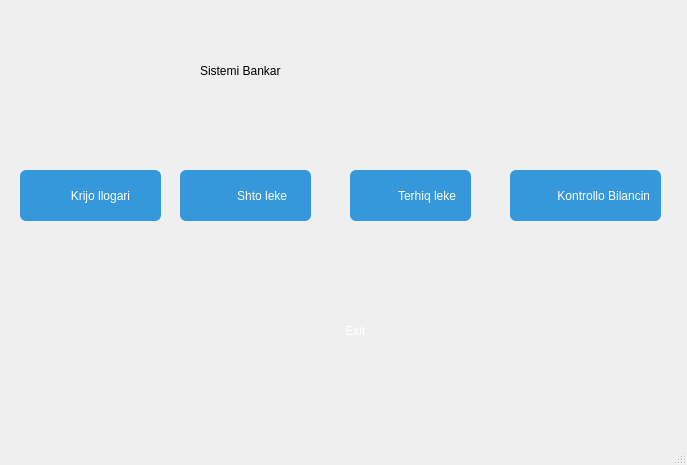
Above: mainwindow.ui from Ykykand1/BANKING_SYSTEM before the change. Below: the same form after it.
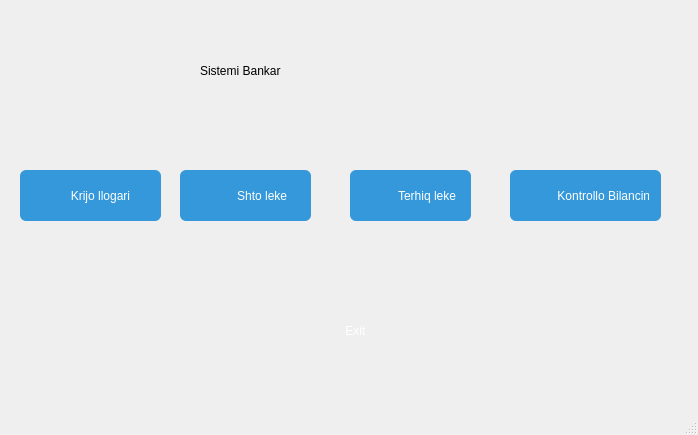
That is the form after the change. Icons and pictures are not drawn.

```diff
--- a/mainwindow.ui
+++ b/mainwindow.ui
@@ -6,8 +6,8 @@
    <rect>
     <x>0</x>
     <y>0</y>
-    <width>687</width>
-    <height>465</height>
+    <width>698</width>
+    <height>435</height>
    </rect>
   </property>
   <property name="windowTitle">
```
Left out of the diff: 10 changed lines with no effect on the pictures.
